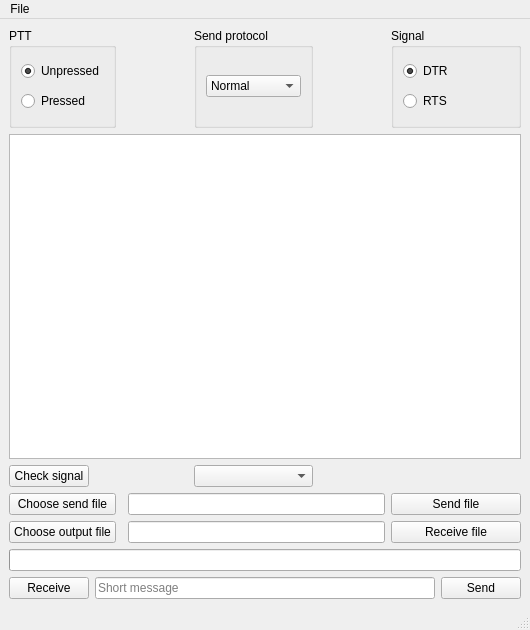
matteotenca/fm-transfer, file fm-transfer.ui: the form before one commit.
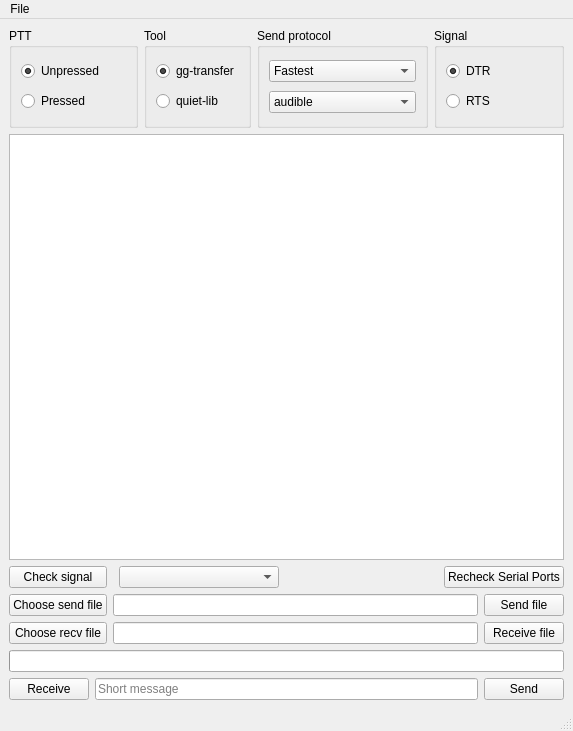
The form after the commit. Icons and pictures are not drawn. Custom widgets are drawn as their Qt base class.

```diff
--- a/fm-transfer.ui
+++ b/fm-transfer.ui
@@ -9,8 +9,8 @@
    <rect>
     <x>0</x>
     <y>0</y>
-    <width>530</width>
-    <height>630</height>
+    <width>573</width>
+    <height>731</height>
    </rect>
   </property>
   <property name="sizePolicy">
@@ -45,31 +45,12 @@
   </property>
   <widget class="QWidget" name="centralwidget">
    <layout class="QGridLayout" name="centralGridLayout">
-    <item row="4" column="8">
-     <widget class="QPushButton" name="sendFileButton">
-      <property name="text">
-       <string>Send file</string>
-      </property>
-     </widget>
-    </item>
-    <item row="4" column="2" colspan="6">
-     <widget class="QLineEdit" name="sendFileLineEdit">
-      <property name="acceptDrops">
-       <bool>false</bool>
-      </property>
-      <property name="readOnly">
-       <bool>true</bool>
-      </property>
-     </widget>
-    </item>
-    <item row="4" column="0">
-     <widget class="QPushButton" name="chooseSendFileButton">
-      <property name="text">
-       <string>Choose send file</string>
-      </property>
-     </widget>
-    </item>
     <item row="0" column="0">
+     <layout class="QHBoxLayout" name="qhBoxHorizontalLayout">
+      <property name="sizeConstraint">
+       <enum>QLayout::SizeConstraint::SetDefaultConstraint</enum>
+      </property>
+      <item>
      <widget class="QGroupBox" name="pttGroupBox">
       <property name="sizePolicy">
        <sizepolicy hsizetype="Expanding" vsizetype="Expanding">
@@ -119,7 +100,39 @@
       </layout>
      </widget>
     </item>
-    <item row="0" column="4">
+      <item>
+       <widget class="QGroupBox" name="toolGroupBox">
+        <property name="maximumSize">
+         <size>
+          <width>130</width>
+          <height>100</height>
+         </size>
+        </property>
+        <property name="title">
+         <string>Tool</string>
+        </property>
+        <layout class="QVBoxLayout" name="verticalLayout_5">
+         <item>
+          <widget class="QRadioButton" name="ggRadioButton">
+           <property name="text">
+            <string>gg-transfer</string>
+           </property>
+           <property name="checked">
+            <bool>true</bool>
+           </property>
+          </widget>
+         </item>
+         <item>
+          <widget class="QRadioButton" name="quietRadioButton">
+           <property name="text">
+            <string>quiet-lib</string>
+           </property>
+          </widget>
+         </item>
+        </layout>
+       </widget>
+      </item>
+      <item>
      <widget class="QGroupBox" name="protocolGroupBox">
       <property name="maximumSize">
        <size>
@@ -132,7 +145,10 @@
       </property>
       <layout class="QVBoxLayout" name="verticalLayout">
        <item>
-        <widget class="QComboBox" name="protocolComboBox">
+          <widget class="QComboBox" name="ggProtocolComboBox">
+           <property name="currentIndex">
+            <number>2</number>
+           </property>
          <item>
           <property name="text">
            <string>Normal</string>
@@ -180,125 +196,49 @@
          </item>
         </widget>
        </item>
-      </layout>
-     </widget>
-    </item>
-    <item row="7" column="0" colspan="9">
-     <layout class="QHBoxLayout" name="horizontalLayout">
       <item>
-       <widget class="QPushButton" name="recvMsgButton">
+          <widget class="QComboBox" name="quietProtocolComboBox">
+           <item>
         <property name="text">
-         <string>Receive</string>
-        </property>
-       </widget>
+             <string>audible</string>
+            </property>
       </item>
       <item>
-       <widget class="QLineEdit" name="shortMsg">
-        <property name="acceptDrops">
-         <bool>false</bool>
-        </property>
-        <property name="maxLength">
-         <number>140</number>
-        </property>
-        <property name="placeholderText">
-         <string>Short message</string>
-        </property>
-       </widget>
+            <property name="text">
+             <string>audible-7k-channel-0</string>
+            </property>
       </item>
       <item>
-       <widget class="QPushButton" name="sendMsgButton">
         <property name="text">
-         <string>Send</string>
-        </property>
-       </widget>
-      </item>
-     </layout>
-    </item>
-    <item row="3" column="0">
-     <widget class="QPushButton" name="checkSignalButton">
-      <property name="sizePolicy">
-       <sizepolicy hsizetype="Maximum" vsizetype="Fixed">
-        <horstretch>0</horstretch>
-        <verstretch>0</verstretch>
-       </sizepolicy>
-      </property>
+             <string>audible-7k-channel-1</string>
+            </property>
+           </item>
+           <item>
       <property name="text">
-       <string>Check signal</string>
-      </property>
-     </widget>
-    </item>
-    <item row="6" column="0" colspan="9">
-     <widget class="QProgressBar" name="progressBar"/>
-    </item>
-    <item row="5" column="2" colspan="6">
-     <widget class="QLineEdit" name="receiveFileLineEdit">
-      <property name="acceptDrops">
-       <bool>false</bool>
-      </property>
-      <property name="readOnly">
-       <bool>true</bool>
-      </property>
-     </widget>
-    </item>
-    <item row="1" column="0" colspan="9">
-     <widget class="QPlainTextEdit" name="messages">
-      <property name="sizePolicy">
-       <sizepolicy hsizetype="MinimumExpanding" vsizetype="MinimumExpanding">
-        <horstretch>0</horstretch>
-        <verstretch>0</verstretch>
-       </sizepolicy>
-      </property>
-      <property name="acceptDrops">
-       <bool>false</bool>
-      </property>
-      <property name="undoRedoEnabled">
-       <bool>false</bool>
-      </property>
-      <property name="lineWrapMode">
-       <enum>QPlainTextEdit::LineWrapMode::NoWrap</enum>
-      </property>
-      <property name="readOnly">
-       <bool>true</bool>
-      </property>
-      <property name="centerOnScroll">
-       <bool>false</bool>
-      </property>
-     </widget>
-    </item>
-    <item row="3" column="4">
-     <widget class="QComboBox" name="serialComboBox"/>
-    </item>
-    <item row="5" column="0">
-     <widget class="QPushButton" name="chooseRecvFileButton">
+             <string>cable-64k</string>
+            </property>
+           </item>
+           <item>
+            <property name="text">
+             <string>ultrasonic</string>
+            </property>
+           </item>
+           <item>
+            <property name="text">
+             <string>ultrasonic-3600</string>
+            </property>
+           </item>
+           <item>
       <property name="text">
-       <string>Choose output file</string>
-      </property>
-     </widget>
-    </item>
-    <item row="5" column="8">
-     <widget class="QPushButton" name="receiveButton">
-      <property name="text">
-       <string>Receive file</string>
-      </property>
-     </widget>
-    </item>
-    <item row="0" column="7">
-     <spacer name="horizontalSpacer2">
-      <property name="orientation">
-       <enum>Qt::Orientation::Horizontal</enum>
-      </property>
-      <property name="sizeType">
-       <enum>QSizePolicy::Policy::Expanding</enum>
-      </property>
-      <property name="sizeHint" stdset="0">
-       <size>
-        <width>40</width>
-        <height>20</height>
-       </size>
-      </property>
-     </spacer>
-    </item>
-    <item row="0" column="8">
+             <string>ultrasonic-whisper</string>
+            </property>
+           </item>
+          </widget>
+         </item>
+        </layout>
+       </widget>
+      </item>
+      <item>
      <widget class="QGroupBox" name="signalGroupBox">
       <property name="sizePolicy">
        <sizepolicy hsizetype="Expanding" vsizetype="Expanding">
@@ -348,20 +288,55 @@
       </layout>
      </widget>
     </item>
-    <item row="0" column="2">
-     <spacer name="horizontalSpacer1">
-      <property name="orientation">
-       <enum>Qt::Orientation::Horizontal</enum>
+     </layout>
+    </item>
+    <item row="1" column="0">
+     <widget class="QPlainTextEdit" name="messages">
+      <property name="sizePolicy">
+       <sizepolicy hsizetype="Expanding" vsizetype="Expanding">
+        <horstretch>0</horstretch>
+        <verstretch>0</verstretch>
+       </sizepolicy>
       </property>
-      <property name="sizeHint" stdset="0">
+      <property name="acceptDrops">
+       <bool>false</bool>
+      </property>
+      <property name="undoRedoEnabled">
+       <bool>false</bool>
+      </property>
+      <property name="lineWrapMode">
+       <enum>QPlainTextEdit::LineWrapMode::NoWrap</enum>
+      </property>
+      <property name="readOnly">
+       <bool>true</bool>
+      </property>
+      <property name="centerOnScroll">
+       <bool>false</bool>
+      </property>
+     </widget>
+    </item>
+    <item row="2" column="0">
+     <layout class="QHBoxLayout" name="signalLedHorizontalLayout">
+      <item>
+       <widget class="QPushButton" name="checkSignalButton">
+        <property name="sizePolicy">
+         <sizepolicy hsizetype="Maximum" vsizetype="Fixed">
+          <horstretch>0</horstretch>
+          <verstretch>0</verstretch>
+         </sizepolicy>
+        </property>
+        <property name="minimumSize">
        <size>
-        <width>40</width>
-        <height>20</height>
-       </size>
-      </property>
-     </spacer>
-    </item>
-    <item row="3" column="2">
+          <width>98</width>
+          <height>0</height>
+         </size>
+        </property>
+        <property name="text">
+         <string>Check signal</string>
+        </property>
+       </widget>
+      </item>
+      <item>
      <widget class="Led" name="led">
       <property name="On">
        <bool>false</bool>
@@ -375,6 +350,164 @@
       </property>
      </widget>
     </item>
+      <item>
+       <widget class="QComboBox" name="serialComboBox">
+        <property name="sizePolicy">
+         <sizepolicy hsizetype="Expanding" vsizetype="Fixed">
+          <horstretch>0</horstretch>
+          <verstretch>0</verstretch>
+         </sizepolicy>
+        </property>
+       </widget>
+      </item>
+      <item>
+       <spacer name="horizontalSpacer">
+        <property name="orientation">
+         <enum>Qt::Orientation::Horizontal</enum>
+        </property>
+        <property name="sizeHint" stdset="0">
+         <size>
+          <width>40</width>
+          <height>20</height>
+         </size>
+        </property>
+       </spacer>
+      </item>
+      <item>
+       <widget class="QPushButton" name="pushButton">
+        <property name="text">
+         <string>Recheck Serial Ports</string>
+        </property>
+       </widget>
+      </item>
+     </layout>
+    </item>
+    <item row="3" column="0">
+     <layout class="QHBoxLayout" name="sendFilehorizontalLayout">
+      <item>
+       <widget class="QPushButton" name="chooseSendFileButton">
+        <property name="minimumSize">
+         <size>
+          <width>98</width>
+          <height>0</height>
+         </size>
+        </property>
+        <property name="text">
+         <string>Choose send file</string>
+        </property>
+       </widget>
+      </item>
+      <item>
+       <widget class="QLineEdit" name="sendFileLineEdit">
+        <property name="maximumSize">
+         <size>
+          <width>16777215</width>
+          <height>16777215</height>
+         </size>
+        </property>
+        <property name="acceptDrops">
+         <bool>false</bool>
+        </property>
+        <property name="readOnly">
+         <bool>true</bool>
+        </property>
+       </widget>
+      </item>
+      <item>
+       <widget class="QPushButton" name="sendFileButton">
+        <property name="minimumSize">
+         <size>
+          <width>80</width>
+          <height>0</height>
+         </size>
+        </property>
+        <property name="text">
+         <string>Send file</string>
+        </property>
+       </widget>
+      </item>
+     </layout>
+    </item>
+    <item row="4" column="0">
+     <layout class="QHBoxLayout" name="receiveHorizontalLayout">
+      <item>
+       <widget class="QPushButton" name="chooseRecvFileButton">
+        <property name="minimumSize">
+         <size>
+          <width>98</width>
+          <height>0</height>
+         </size>
+        </property>
+        <property name="text">
+         <string>Choose recv file</string>
+        </property>
+       </widget>
+      </item>
+      <item>
+       <widget class="QLineEdit" name="receiveFileLineEdit">
+        <property name="minimumSize">
+         <size>
+          <width>0</width>
+          <height>0</height>
+         </size>
+        </property>
+        <property name="acceptDrops">
+         <bool>false</bool>
+        </property>
+        <property name="readOnly">
+         <bool>true</bool>
+        </property>
+       </widget>
+      </item>
+      <item>
+       <widget class="QPushButton" name="receiveButton">
+        <property name="minimumSize">
+         <size>
+          <width>80</width>
+          <height>0</height>
+         </size>
+        </property>
+        <property name="text">
+         <string>Receive file</string>
+        </property>
+       </widget>
+      </item>
+     </layout>
+    </item>
+    <item row="5" column="0">
+     <widget class="QProgressBar" name="progressBar"/>
+    </item>
+    <item row="6" column="0">
+     <layout class="QHBoxLayout" name="msgHorizontalLayout">
+      <item>
+       <widget class="QPushButton" name="recvMsgButton">
+        <property name="text">
+         <string>Receive</string>
+        </property>
+       </widget>
+      </item>
+      <item>
+       <widget class="QLineEdit" name="shortMsg">
+        <property name="acceptDrops">
+         <bool>false</bool>
+        </property>
+        <property name="maxLength">
+         <number>140</number>
+        </property>
+        <property name="placeholderText">
+         <string>Short message</string>
+        </property>
+       </widget>
+      </item>
+      <item>
+       <widget class="QPushButton" name="sendMsgButton">
+        <property name="text">
+         <string>Send</string>
+        </property>
+       </widget>
+      </item>
+     </layout>
+    </item>
    </layout>
   </widget>
   <widget class="QMenuBar" name="menubar">
@@ -382,7 +515,7 @@
     <rect>
      <x>0</x>
      <y>0</y>
-     <width>530</width>
+     <width>573</width>
      <height>22</height>
     </rect>
    </property>
```
Left out of the diff: 147 changed lines with no effect on the pictures. Lines whose indentation alone changed are shown as unchanged.
